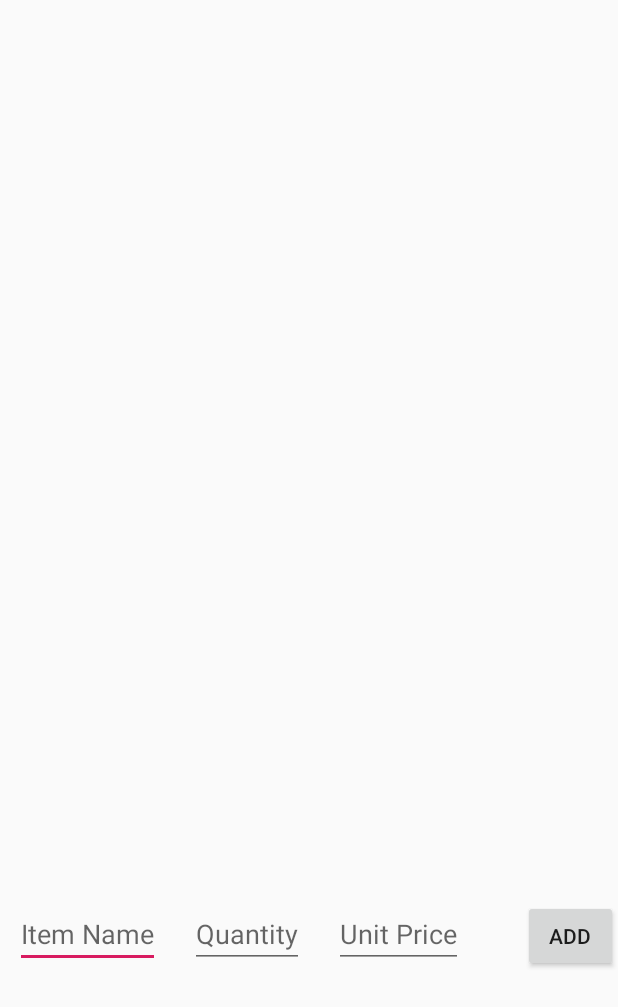
After one commit to gamidiv10/Splinter, an Android app: the addBillActivity screen opened directly, with no data from a screen before it, on a phone screen of 412 x 824 dp. The commit adds this screen. Shown: the top 1007 px of the screen. Run offline under Robolectric (Android 15) with nearby library versions, the phone set to English and light mode, and no system bars.

Commit message:
Added new activity for adding bills

```diff
--- a/app/src/main/AndroidManifest.xml
+++ b/app/src/main/AndroidManifest.xml
@@ -9,6 +9,12 @@
         android:roundIcon="@mipmap/ic_launcher_round"
         android:supportsRtl="true"
         android:theme="@style/AppTheme">
+        <activity android:name=".addBillActivity"
+            android:parentActivityName=".MainActivity">
+            <meta-data
+                android:name="android.support.PARENT_ACTIVITY"
+                android:value=".MainActivity" />
+        </activity>
         <activity android:name=".MainActivity">
             <intent-filter>
                 <action android:name="android.intent.action.MAIN" />
--- a/app/src/main/java/com/example/splinter/MainActivity.java
+++ b/app/src/main/java/com/example/splinter/MainActivity.java
@@ -2,13 +2,43 @@ package com.example.splinter;
 
 import androidx.appcompat.app.AppCompatActivity;
 
+import android.content.Intent;
 import android.os.Bundle;
+import android.view.Menu;
+import android.view.View;
+import android.widget.Button;
+import android.widget.EditText;
+
 
 public class MainActivity extends AppCompatActivity {
 
+  private Button addBillButton;
   @Override
   protected void onCreate(Bundle savedInstanceState) {
     super.onCreate(savedInstanceState);
     setContentView(R.layout.activity_main);
+
+
+    addBillButton = findViewById(R.id.addBillButton);
+
+    addBillButton.setOnClickListener(new View.OnClickListener() {
+      @Override
+      public void onClick(View v) {
+
+      Intent intentForAddingBill = new Intent(MainActivity.this, addBillActivity.class);
+
+        startActivity(intentForAddingBill);
+
+      }
+    });
+
+
+
   }
+//  @Override
+//  public boolean onCreateOptionsMenu(Menu menu) {
+//    getMenuInflater().inflate(R.menu.activity_main, menu);
+//    return true;
+//  }
+
 }
--- /dev/null
+++ b/app/src/main/java/com/example/splinter/addBillActivity.java
@@ -0,0 +1,25 @@
+package com.example.splinter;
+
+import androidx.appcompat.app.AppCompatActivity;
+
+import android.app.Activity;
+import android.content.Intent;
+import android.os.Bundle;
+import android.view.View;
+import android.widget.EditText;
+import android.widget.TextView;
+
+public class addBillActivity extends Activity {
+    EditText itemName, itemPrice, itemQuantity;
+    @Override
+    protected void onCreate(Bundle savedInstanceState) {
+        super.onCreate(savedInstanceState);
+        setContentView(R.layout.activity_add_bill);
+
+        itemName = findViewById(R.id.editTextItemName);
+        itemPrice = findViewById(R.id.editTextItemPrice);
+        itemQuantity = findViewById(R.id.editTextItemQuantity);
+
+    }
+
+}
--- /dev/null
+++ b/app/src/main/res/layout/activity_add_bill.xml
@@ -0,0 +1,49 @@
+<?xml version="1.0" encoding="utf-8"?>
+<RelativeLayout xmlns:android="http://schemas.android.com/apk/res/android"
+    xmlns:app="http://schemas.android.com/apk/res-auto"
+    xmlns:tools="http://schemas.android.com/tools"
+    android:layout_width="match_parent"
+    android:layout_height="match_parent"
+    tools:context=".addBillActivity">
+
+    <EditText
+        android:id="@+id/editTextItemName"
+        android:layout_width="wrap_content"
+        android:layout_height="wrap_content"
+        android:hint="Item Name"
+        android:layout_marginVertical="600dp"
+        android:layout_marginLeft="10dp"
+
+     />
+
+    <EditText
+        android:id="@+id/editTextItemQuantity"
+        android:layout_width="wrap_content"
+        android:layout_height="wrap_content"
+        android:layout_toRightOf="@+id/editTextItemName"
+        android:hint="Quantity"
+        android:layout_marginVertical="600dp"
+        android:layout_marginLeft="20dp"
+        />
+
+    <EditText
+        android:id="@+id/editTextItemPrice"
+        android:layout_width="wrap_content"
+        android:layout_height="wrap_content"
+        android:hint="Unit Price"
+        android:layout_toRightOf="@+id/editTextItemQuantity"
+        android:layout_marginVertical="600dp"
+        android:layout_marginLeft="20dp"
+
+        />
+
+    <Button
+        android:id="@+id/btnAddItem"
+        android:layout_width="wrap_content"
+        android:layout_height="wrap_content"
+        android:layout_marginLeft="40dp"
+        android:layout_marginVertical="600dp"
+        android:layout_toRightOf="@+id/editTextItemPrice"
+        android:text="Add"
+        />
+</RelativeLayout>
--- a/app/src/main/res/layout/activity_main.xml
+++ b/app/src/main/res/layout/activity_main.xml
@@ -7,6 +7,7 @@
     tools:context=".MainActivity">
 
         <Button
+            android:id="@+id/addBillButton"
             android:layout_width="wrap_content"
             android:layout_height="wrap_content"
             android:text="Add Bill"
```
